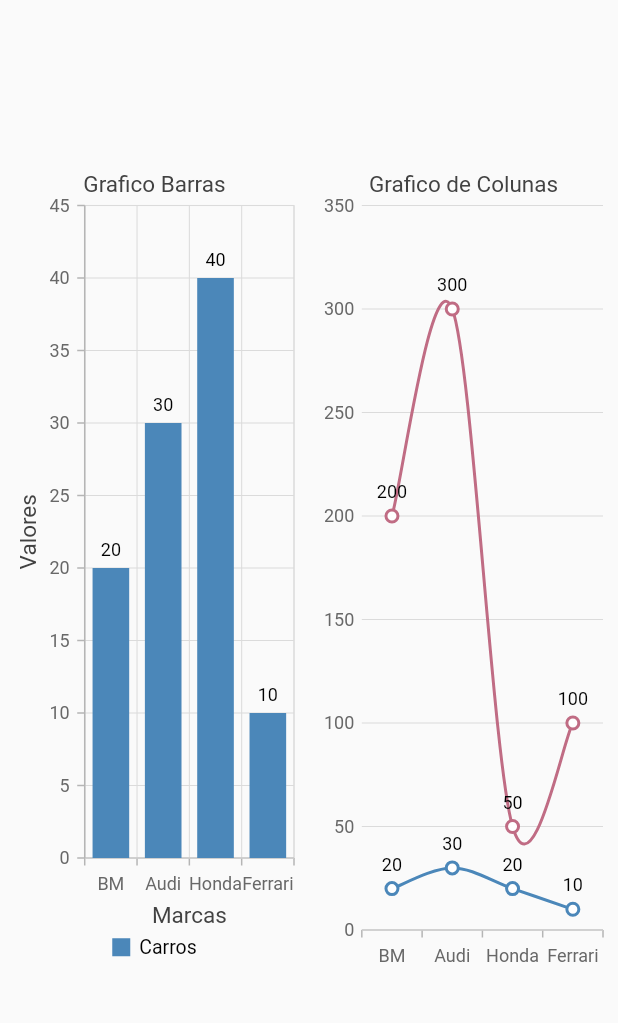
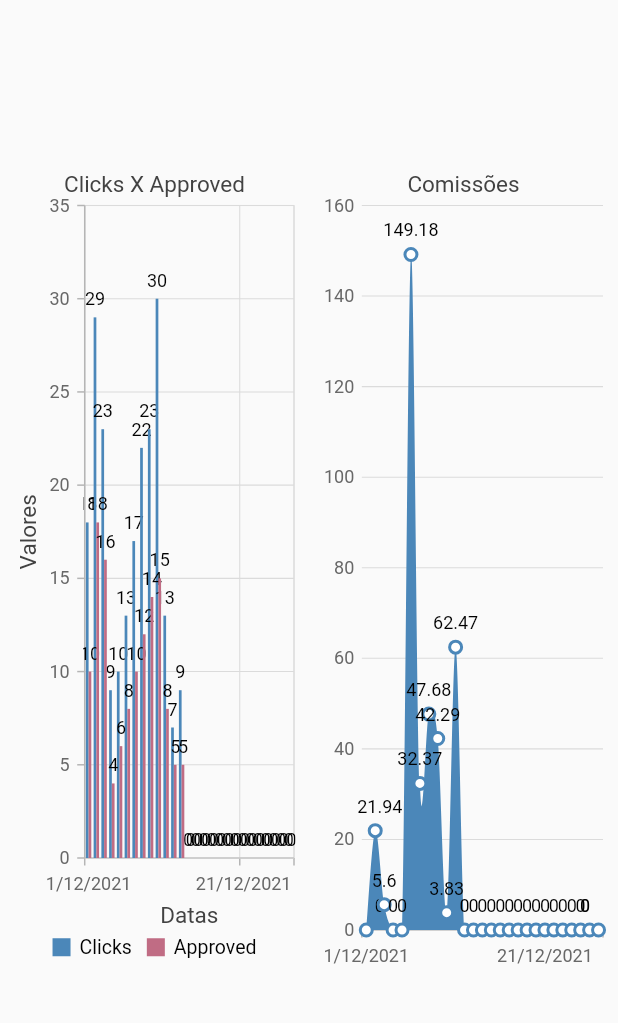
Before and after one commit to Thauanny/flutter-web-dashboard, a Flutter app: the screen it shows after launch, on a phone screen of 412 x 824 dp, the part 78-1101 px from its top. Run offline on Flutter 3.47's test engine with Material 2 defaults, Android fonts, the phone set to English and light mode, and no system bars; our stand-ins replace get, google_fonts, syncfusion_flutter_charts.

Commit message:
git push

```diff
--- /dev/null
+++ b/dashboard/lib/app/repository/repository.dart
@@ -0,0 +1,181 @@
+import 'package:dashboard/app/shared/models/response_model.dart';
+
+class Repository {
+  ResponseModel getResponseModel() {
+    var response = {
+      "commissionTotal": "883.92",
+      "commissionCancelled": "357.14",
+      "commissionReached": "370.59",
+      "uniqueDownloads": "223",
+      "signUpClients": "223",
+      "signUpApproved": "131",
+      "clientWithProduction": "25",
+      "requestContracts": "155",
+      "inAnalysisContracts": "75",
+      "concludedContracts": "31",
+      "deniedContracts": "22",
+      "estimatedCommission": "1066.00",
+      "confirmedCommission": "365.36",
+      "lostCommission": "0",
+      "voidedCommission": "357.14",
+      "unconfirmedCommission": "343.50",
+      "waitingApprovalCommission": "0",
+      "availableCommission": "166.42",
+      "totalAffiliates": "0",
+      "newAffiliates": "0",
+      "affiliatesWithLeads": "0",
+      "affiliatesWithResult": "0",
+      "clicksAndSignUpChartData": {
+        "date": [
+          "2021-12-01",
+          "2021-12-02",
+          "2021-12-03",
+          "2021-12-04",
+          "2021-12-05",
+          "2021-12-06",
+          "2021-12-07",
+          "2021-12-08",
+          "2021-12-09",
+          "2021-12-10",
+          "2021-12-11",
+          "2021-12-12",
+          "2021-12-13",
+          "2021-12-14",
+          "2021-12-15",
+          "2021-12-16",
+          "2021-12-17",
+          "2021-12-18",
+          "2021-12-19",
+          "2021-12-20",
+          "2021-12-21",
+          "2021-12-22",
+          "2021-12-23",
+          "2021-12-24",
+          "2021-12-25",
+          "2021-12-26",
+          "2021-12-27"
+        ],
+        "clicks": [
+          18,
+          29,
+          23,
+          9,
+          10,
+          13,
+          17,
+          22,
+          23,
+          30,
+          13,
+          7,
+          9,
+          0,
+          0,
+          0,
+          0,
+          0,
+          0,
+          0,
+          0,
+          0,
+          0,
+          0,
+          0,
+          0,
+          0
+        ],
+        "approved": [
+          10,
+          18,
+          16,
+          4,
+          6,
+          8,
+          10,
+          12,
+          14,
+          15,
+          8,
+          5,
+          5,
+          0,
+          0,
+          0,
+          0,
+          0,
+          0,
+          0,
+          0,
+          0,
+          0,
+          0,
+          0,
+          0,
+          0
+        ]
+      },
+      "commissionChartData": {
+        "date": [
+          "2021-12-01",
+          "2021-12-02",
+          "2021-12-03",
+          "2021-12-04",
+          "2021-12-05",
+          "2021-12-06",
+          "2021-12-07",
+          "2021-12-08",
+          "2021-12-09",
+          "2021-12-10",
+          "2021-12-11",
+          "2021-12-12",
+          "2021-12-13",
+          "2021-12-14",
+          "2021-12-15",
+          "2021-12-16",
+          "2021-12-17",
+          "2021-12-18",
+          "2021-12-19",
+          "2021-12-20",
+          "2021-12-21",
+          "2021-12-22",
+          "2021-12-23",
+          "2021-12-24",
+          "2021-12-25",
+          "2021-12-26",
+          "2021-12-27"
+        ],
+        "affiliateCommission": [
+          0,
+          21.94,
+          5.6,
+          0,
+          0,
+          149.18,
+          32.37,
+          47.68,
+          42.29,
+          3.83,
+          62.47,
+          0,
+          0,
+          0,
+          0,
+          0,
+          0,
+          0,
+          0,
+          0,
+          0,
+          0,
+          0,
+          0,
+          0,
+          0,
+          0
+        ]
+      }
+    };
+
+    return ResponseModel.fromMap(response);
+  }
+}
--- /dev/null
+++ b/dashboard/lib/app/shared/models/response_model.dart
@@ -0,0 +1,110 @@
+class ResponseModel {
+  String commissionTotal;
+  String commissionCancelled;
+  String commissionReached;
+  String uniqueDownloads;
+  String signUpClients;
+  String signUpApproved;
+  String clientWithProduction;
+  String requestContracts;
+  String inAnalysisContracts;
+  String concludedContracts;
+  String deniedContracts;
+  String estimatedCommission;
+  String confirmedCommission;
+  String lostCommission;
+  String voidedCommission;
+  String unconfirmedCommission;
+  String waitingApprovalCommission;
+  String availableCommission;
+  String totalAffiliates;
+  String newAffiliates;
+  String affiliatesWithLeads;
+  String affiliatesWithResult;
+  Map<dynamic, dynamic> clicksAndSignUpChartData;
+  Map<dynamic, dynamic> commissionChartData;
+
+  ResponseModel(
+      {required this.commissionTotal,
+      required this.commissionCancelled,
+      required this.commissionReached,
+      required this.uniqueDownloads,
+      required this.signUpClients,
+      required this.signUpApproved,
+      required this.clientWithProduction,
+      required this.requestContracts,
+      required this.inAnalysisContracts,
+      required this.concludedContracts,
+      required this.deniedContracts,
+      required this.estimatedCommission,
+      required this.confirmedCommission,
+      required this.lostCommission,
+      required this.voidedCommission,
+      required this.unconfirmedCommission,
+      required this.waitingApprovalCommission,
+      required this.availableCommission,
+      required this.totalAffiliates,
+      required this.newAffiliates,
+      required this.affiliatesWithLeads,
+      required this.affiliatesWithResult,
+      required this.clicksAndSignUpChartData,
+      required this.commissionChartData});
+
+  factory ResponseModel.fromMap(Map<dynamic, dynamic> json) {
+    return ResponseModel(
+        commissionTotal: json['commissionTotal'],
+        commissionCancelled: json['commissionCancelled'],
+        commissionReached: json['commissionReached'],
+        uniqueDownloads: json['uniqueDownloads'],
+        signUpClients: json['signUpClients'],
+        signUpApproved: json['signUpApproved'],
+        clientWithProduction: json['clientWithProduction'],
+        requestContracts: json['requestContracts'],
+        inAnalysisContracts: json['inAnalysisContracts'],
+        concludedContracts: json['concludedContracts'],
+        deniedContracts: json['deniedContracts'],
+        estimatedCommission: json['estimatedCommission'],
+        confirmedCommission: json['confirmedCommission'],
+        lostCommission: json['lostCommission'],
+        voidedCommission: json['voidedCommission'],
+        unconfirmedCommission: json['unconfirmedCommission'],
+        waitingApprovalCommission: json['waitingApprovalCommission'],
+        availableCommission: json['availableCommission'],
+        totalAffiliates: json['totalAffiliates'],
+        newAffiliates: json['newAffiliates'],
+        affiliatesWithLeads: json['affiliatesWithLeads'],
+        affiliatesWithResult: json['affiliatesWithResult'],
+        clicksAndSignUpChartData: json['clicksAndSignUpChartData'],
+        commissionChartData: json['commissionChartData']);
+  }
+
+  Map<String, dynamic> toJson() {
+    final Map<String, dynamic> data = new Map<String, dynamic>();
+    data['commissionTotal'] = this.commissionTotal;
+    data['commissionCancelled'] = this.commissionCancelled;
+    data['commissionReached'] = this.commissionReached;
+    data['uniqueDownloads'] = this.uniqueDownloads;
+    data['signUpClients'] = this.signUpClients;
+    data['signUpApproved'] = this.signUpApproved;
+    data['clientWithProduction'] = this.clientWithProduction;
+    data['requestContracts'] = this.requestContracts;
+    data['inAnalysisContracts'] = this.inAnalysisContracts;
+    data['concludedContracts'] = this.concludedContracts;
+    data['deniedContracts'] = this.deniedContracts;
+    data['estimatedCommission'] = this.estimatedCommission;
+    data['confirmedCommission'] = this.confirmedCommission;
+    data['lostCommission'] = this.lostCommission;
+    data['voidedCommission'] = this.voidedCommission;
+    data['unconfirmedCommission'] = this.unconfirmedCommission;
+    data['waitingApprovalCommission'] = this.waitingApprovalCommission;
+    data['availableCommission'] = this.availableCommission;
+    data['totalAffiliates'] = this.totalAffiliates;
+    data['newAffiliates'] = this.newAffiliates;
+    data['affiliatesWithLeads'] = this.affiliatesWithLeads;
+    data['affiliatesWithResult'] = this.affiliatesWithResult;
+    data['clicksAndSignUpChartData'] = this.clicksAndSignUpChartData;
+    data['commissionChartData'] = this.commissionChartData;
+
+    return data;
+  }
+}
--- a/dashboard/lib/app/shared/widgets/column_chart.dart
+++ b/dashboard/lib/app/shared/widgets/column_chart.dart
@@ -1,45 +1,38 @@
+import 'package:dashboard/app/shared/helpers/chart_data.dart';
+import 'package:dashboard/app/shared/models/response_model.dart';
+
 import 'package:flutter/cupertino.dart';
 import 'package:syncfusion_flutter_charts/charts.dart';
 
-Widget ColumnChart() {
+Widget ColumnChart(ResponseModel responseModel) {
   return SfCartesianChart(
     primaryXAxis: CategoryAxis(
-      title: AxisTitle(text: 'Marcas'),
+      title: AxisTitle(text: 'Datas'),
     ),
     primaryYAxis: NumericAxis(
       title: AxisTitle(text: 'Valores'),
-      //labelFormat: '{value}%',
     ),
-    title: ChartTitle(text: 'Grafico Barras'),
+    title: ChartTitle(text: 'Clicks X Approved'),
     legend: Legend(isVisible: true, alignment: ChartAlignment.near),
     series: <ChartSeries>[
-      ColumnSeries<ColumnChartData, String>(
+      ColumnSeries<ChartData, String>(
         markerSettings: const MarkerSettings(isVisible: true),
-        name: 'Carros',
-        dataSource: ColumnChartData.getColumnDate(),
-        xValueMapper: (ColumnChartData columnChartData, _) => columnChartData.x,
-        yValueMapper: (ColumnChartData columnChartData, _) => columnChartData.y,
+        name: 'Clicks',
+        dataSource: ChartData.getClicksAndSignUpChartDataClicks(responseModel),
+        xValueMapper: (ChartData ChartData, _) => ChartData.x,
+        yValueMapper: (ChartData ChartData, _) => ChartData.y,
+        dataLabelSettings: DataLabelSettings(isVisible: true),
+      ),
+      ColumnSeries<ChartData, String>(
+        markerSettings: const MarkerSettings(isVisible: true),
+        name: 'Approved',
+        dataSource:
+            ChartData.getClicksAndSignUpChartDataApproved(responseModel),
+        xValueMapper: (ChartData ChartData, _) => ChartData.x,
+        yValueMapper: (ChartData ChartData, _) => ChartData.y,
         dataLabelSettings: DataLabelSettings(isVisible: true),
       )
     ],
     tooltipBehavior: TooltipBehavior(enable: true),
   );
 }
-
-class ColumnChartData {
-  String x;
-  double y;
-
-  ColumnChartData({required this.x, required this.y});
-
-  static dynamic getColumnDate() {
-    List<ColumnChartData> columnData = <ColumnChartData>[
-      ColumnChartData(x: 'BM', y: 20),
-      ColumnChartData(x: 'Audi', y: 30),
-      ColumnChartData(x: 'Honda', y: 40),
-      ColumnChartData(x: 'Ferrari', y: 10)
-    ];
-
-    return columnData;
-  }
-}
--- a/dashboard/lib/app/shared/widgets/small_screen.dart
+++ b/dashboard/lib/app/shared/widgets/small_screen.dart
@@ -1,10 +1,11 @@
+import 'package:dashboard/app/repository/repository.dart';
 import 'package:flutter/material.dart';
 
 import 'column_chart.dart';
 import 'spline_chart.dart';
 
 class SmallScreen extends StatelessWidget {
-  const SmallScreen({Key? key}) : super(key: key);
+  Repository respository = Repository();
 
   @override
   Widget build(BuildContext context) {
@@ -26,7 +27,10 @@ class SmallScreen extends StatelessWidget {
                       child: Container(
                         child: Column(
                           children: [
-                            Container(height: 550, child: ColumnChart())
+                            Container(
+                                height: 550,
+                                child:
+                                    ColumnChart(respository.getResponseModel()))
                           ],
                         ),
                       ),
@@ -36,7 +40,10 @@ class SmallScreen extends StatelessWidget {
                       child: Container(
                         child: Column(
                           children: [
-                            Container(height: 550, child: SplineChart())
+                            Container(
+                                height: 550,
+                                child:
+                                    SplineChart(respository.getResponseModel()))
                           ],
                         ),
                       ),
--- a/dashboard/lib/app/shared/widgets/spline_chart.dart
+++ b/dashboard/lib/app/shared/widgets/spline_chart.dart
@@ -1,7 +1,9 @@
+import 'package:dashboard/app/shared/helpers/chart_data.dart';
+import 'package:dashboard/app/shared/models/response_model.dart';
 import 'package:flutter/cupertino.dart';
 import 'package:syncfusion_flutter_charts/charts.dart';
 
-Widget SplineChart() {
+Widget SplineChart(ResponseModel responseModel) {
   return SfCartesianChart(
     plotAreaBorderWidth: 0,
     primaryXAxis: CategoryAxis(
@@ -11,52 +13,17 @@ Widget SplineChart() {
         axisLine: const AxisLine(width: 0),
         edgeLabelPlacement: EdgeLabelPlacement.shift,
         majorTickLines: const MajorTickLines(size: 0)),
-    title: ChartTitle(text: 'Grafico de Colunas'),
+    title: ChartTitle(text: 'Comissões'),
     series: <ChartSeries>[
-      SplineSeries<ColumnChartData, String>(
+      SplineAreaSeries<ChartData, String>(
         markerSettings: const MarkerSettings(isVisible: true),
-        dataSource: ColumnChartData.getColumnDate(),
-        xValueMapper: (ColumnChartData columnChartData, _) => columnChartData.x,
-        yValueMapper: (ColumnChartData columnChartData, _) => columnChartData.y,
-        dataLabelSettings: DataLabelSettings(isVisible: true),
-      ),
-      SplineSeries<ColumnChartData, String>(
-        markerSettings: const MarkerSettings(isVisible: true),
-        dataSource: ColumnChartData.getSplineDate(),
-        xValueMapper: (ColumnChartData columnChartData, _) => columnChartData.x,
-        yValueMapper: (ColumnChartData columnChartData, _) => columnChartData.y,
+        name: 'Comissões',
+        dataSource: ChartData.getCommissionChartData(responseModel),
+        xValueMapper: (ChartData columnChartData, _) => columnChartData.x,
+        yValueMapper: (ChartData columnChartData, _) => columnChartData.y,
         dataLabelSettings: DataLabelSettings(isVisible: true),
       ),
     ],
     tooltipBehavior: TooltipBehavior(enable: true),
   );
 }
-
-class ColumnChartData {
-  String x;
-  double y;
-
-  ColumnChartData({required this.x, required this.y});
-
-  static dynamic getColumnDate() {
-    List<ColumnChartData> columnData = <ColumnChartData>[
-      ColumnChartData(x: 'BM', y: 20),
-      ColumnChartData(x: 'Audi', y: 30),
-      ColumnChartData(x: 'Honda', y: 20),
-      ColumnChartData(x: 'Ferrari', y: 10)
-    ];
-
-    return columnData;
-  }
-
-  static dynamic getSplineDate() {
-    List<ColumnChartData> columnData = <ColumnChartData>[
-      ColumnChartData(x: 'BM', y: 200),
-      ColumnChartData(x: 'Audi', y: 300),
-      ColumnChartData(x: 'Honda', y: 50),
-      ColumnChartData(x: 'Ferrari', y: 100)
-    ];
-
-    return columnData;
-  }
-}
--- a/dashboard/lib/main.dart
+++ b/dashboard/lib/main.dart
@@ -1,3 +1,4 @@
+import 'package:dashboard/app/repository/repository.dart';
 import 'package:flutter/material.dart';
 import 'package:get/get.dart';
 import 'package:google_fonts/google_fonts.dart';
@@ -10,6 +11,7 @@ import 'app/modules/routes/routes.dart';
 void main() {
   Get.put(MenuController());
   Get.put(NavigationController());
+
   runApp(MyApp());
 }
 
@@ -33,8 +35,6 @@ class MyApp extends StatelessWidget {
       ],
       debugShowCheckedModeBanner: false,
       title: 'Dashboard',
-
-      // home: AuthenticationPage(),
     );
   }
 }
```
Also changed, not shown: dashboard/lib/app/shared/helpers/chart_data.dart (added, +120 -0 lines), dashboard/lib/app/shared/utils/format_date_to_month_day_year.dart (added, +8 -0 lines), dashboard/lib/app/shared/widgets/funnel_chart.dart (added, +32 -0 lines), dashboard/lib/app/shared/widgets/large_screen.dart (+57 -23 lines), dashboard/lib/app/shared/widgets/stacked_chart.dart (added, +67 -0 lines), dashboard/lib/app/shared/models/model.dart (deleted), dashboard/lib/app/shared/models/sample_view.dart (deleted).
